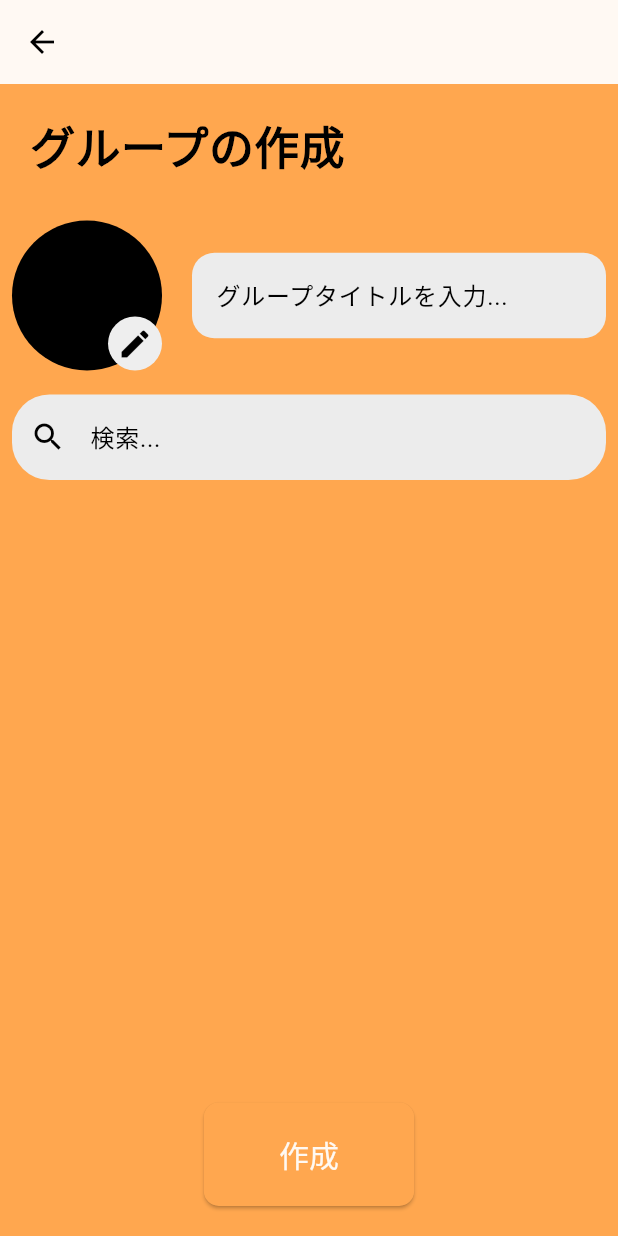
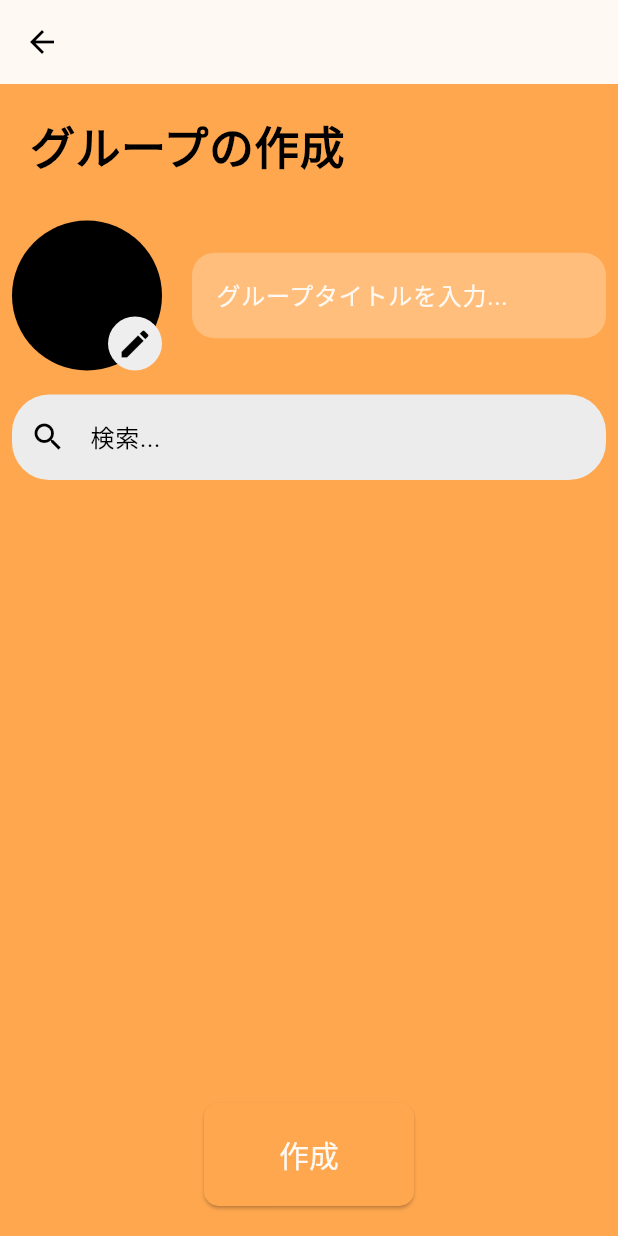
Before and after one commit to JOIMathProject/calendar_sharing, a Flutter app: the ContentsManage screen opened directly, after a tap on the "group add" icon, on a phone screen of 412 x 824 dp. Run offline on Flutter 3.47's test engine with Material 3 defaults, Android fonts, the phone set to English and light mode, and no system bars; our stand-ins replace badges, flutter_chat_types, flutter_chat_ui, font_awesome_flutter, google_sign_in, image_picker and 2 more; missing offline and left inert: extension_google_sign_in_as_googleapis_auth, googleapis, syncfusion_localizations; accounts and stored records are empty; network calls fail; Roboto replaces fonts that are missing (MPLUSRounded1c-Regular); key blocks and very long unbroken strings in the code were emptied for the run.

Commit message:
Bug fix + UI codes format

```diff
--- a/lib/screen/Content.dart
+++ b/lib/screen/Content.dart
@@ -284,10 +284,7 @@ class _HomeState extends State<Home> {
       appBar: AppBar(
         title: Text(widget.groupName!,
             style: TextStyle(fontFamily: 'MPLUSRounded1c-Medium')),
-        backgroundColor: GlobalColor.SubCol,
-        flexibleSpace: Container(
-          color: GlobalColor.SubCol,
-        ),
+        backgroundColor: GlobalColor.AppBarCol,
         actions: [
           badge.Badge(
             showBadge: _requests.isNotEmpty,
--- a/lib/screen/ContentsManage.dart
+++ b/lib/screen/ContentsManage.dart
@@ -70,12 +70,13 @@ class _ContentsManageState extends State<ContentsManage>
             padding: EdgeInsets.all(8.0),
             child: TextField(
               controller: _searchController,
+              style: TextStyle(color: GlobalColor.SubCol),
               decoration: InputDecoration(
                 contentPadding: EdgeInsets.symmetric(vertical: 12.0),
                 hintText: '検索',
                 hintStyle: TextStyle(color: GlobalColor.SubCol),
                 prefixIcon: Icon(Icons.search, size: 20.0),
-                fillColor: GlobalColor.MainCol,
+                fillColor: GlobalColor.searchBarCol,
                 filled: true,
                 border: OutlineInputBorder(
                   borderSide: BorderSide.none,
--- a/lib/screen/ContentsSetting.dart
+++ b/lib/screen/ContentsSetting.dart
@@ -217,7 +217,7 @@ class _ContentsSettingState extends State<ContentsSetting> {
     gnameController.text = _groupDetail.gname;
     return Scaffold(
       appBar: AppBar(
-        backgroundColor: GlobalColor.SubCol,
+        backgroundColor: GlobalColor.AppBarCol,
       ),
       body: Container(
         padding: EdgeInsets.all(20),
--- a/lib/screen/CreateUser.dart
+++ b/lib/screen/CreateUser.dart
@@ -102,7 +102,7 @@ class _CreateUserScreenState extends State<CreateUserScreen> {
         child: Scaffold(
           appBar: AppBar(
             automaticallyImplyLeading: !loading,
-            backgroundColor: GlobalColor.SubCol,
+            backgroundColor: GlobalColor.AppBarCol,
           ),
           body: loading
               ? LoadingScreen()
--- a/lib/screen/MyContent.dart
+++ b/lib/screen/MyContent.dart
@@ -150,10 +150,7 @@ class _MyContentState extends State<MyContent> {
     return Scaffold(
         appBar: AppBar(
           title: Text(widget.contentsName ?? ''),
-          backgroundColor: GlobalColor.SubCol,
-          flexibleSpace: Container(
-            color: GlobalColor.SubCol,
-          ),
+          backgroundColor: GlobalColor.AppBarCol,
           actions: <Widget>[
             IconButton(
               icon: Icon(Icons.settings),
--- a/lib/screen/MyContentSetting.dart
+++ b/lib/screen/MyContentSetting.dart
@@ -65,7 +65,7 @@ class _MyContentSettingState extends State<MyContentSetting> {
   Widget build(BuildContext context) {
     return Scaffold(
       appBar: AppBar(
-        backgroundColor: GlobalColor.SubCol,
+        backgroundColor: GlobalColor.AppBarCol,
       ),
       body: Container(
         padding: EdgeInsets.all(20),
--- a/lib/screen/ReceiveEventRequest.dart
+++ b/lib/screen/ReceiveEventRequest.dart
@@ -51,7 +51,7 @@ class _receivedEventRequest extends State<ReceiveEventrequest> {
     String? currentUserUid = Provider.of<UserData>(context, listen: false).uid;
     return Scaffold(
       appBar: AppBar(
-        backgroundColor: GlobalColor.SubCol,
+        backgroundColor: GlobalColor.AppBarCol,
         title: Text("イベントリクエスト"),
       ),
       body:
--- a/lib/screen/addEventToMyContents.dart
+++ b/lib/screen/addEventToMyContents.dart
@@ -382,7 +382,7 @@ class _AddEventToMyContentsState extends State<AddEventToMyContents> {
     return Scaffold(
         appBar: AppBar(
           title: Text('予定を追加'),
-          backgroundColor: GlobalColor.SubCol,
+          backgroundColor: GlobalColor.AppBarCol,
         ),
         body: ListView(
           padding: EdgeInsets.all(20.0),
--- a/lib/screen/addFriends.dart
+++ b/lib/screen/addFriends.dart
@@ -17,7 +17,7 @@ class _AddFriendState extends State<AddFriend> {
     UserData userData = Provider.of<UserData>(context);
     return Scaffold(
       appBar: AppBar(
-        backgroundColor: GlobalColor.SubCol,
+        backgroundColor: GlobalColor.AppBarCol,
       ),
       body: Center(
         child: Column(
--- a/lib/screen/createContents.dart
+++ b/lib/screen/createContents.dart
@@ -125,7 +125,7 @@ class _CreateContentsState extends State<CreateContents> {
 
     return Scaffold(
       appBar: AppBar(
-        backgroundColor: GlobalColor.SubCol,
+        backgroundColor: GlobalColor.AppBarCol,
       ),
       body: Column(
         crossAxisAlignment: CrossAxisAlignment.start,
@@ -178,12 +178,13 @@ class _CreateContentsState extends State<CreateContents> {
                     controller: _groupTitleController,
                     decoration: InputDecoration(
                       hintText: 'グループタイトルを入力...',
+                      hintStyle: TextStyle(color: GlobalColor.SubCol),
                       border: OutlineInputBorder(
                         borderRadius: BorderRadius.circular(15),
                         borderSide: BorderSide.none,
                       ),
                       filled: true,
-                      fillColor: GlobalColor.Unselected,
+                      fillColor: GlobalColor.searchBarCol,
                       suffixIcon: title.isNotEmpty
                           ? IconButton(
                         icon: Icon(Icons.clear),
--- a/lib/screen/createMyContent.dart
+++ b/lib/screen/createMyContent.dart
@@ -42,7 +42,7 @@ class _CreateMyContentsState extends State<CreateMyContents> {
   Widget build(BuildContext context) {
     return Scaffold(
       appBar: AppBar(
-        backgroundColor: GlobalColor.SubCol,
+        backgroundColor: GlobalColor.AppBarCol,
       ),
       body: Container(
         padding: EdgeInsets.all(20),
--- a/lib/screen/friendContentsSetting.dart
+++ b/lib/screen/friendContentsSetting.dart
@@ -101,7 +101,7 @@ class _friendContentsSettingState extends State<friendContentsSetting> {
   Widget build(BuildContext context) {
     return Scaffold(
       appBar: AppBar(
-        backgroundColor: GlobalColor.SubCol,
+        backgroundColor: GlobalColor.AppBarCol,
       ),
       body: Container(
         padding: EdgeInsets.all(20),
--- a/lib/screen/friendsScreen.dart
+++ b/lib/screen/friendsScreen.dart
@@ -401,11 +401,12 @@ class _FriendsScreenState extends State<FriendsScreen> {
           padding: const EdgeInsets.all(8.0),
           child: TextField(
             controller: _searchController,
+            style: TextStyle(color: GlobalColor.SubCol),
             decoration: InputDecoration(
               contentPadding: const EdgeInsets.symmetric(vertical: 12.0),
               hintText: '検索',
               hintStyle: TextStyle(color: GlobalColor.SubCol),
-              fillColor: GlobalColor.MainCol,
+              fillColor: GlobalColor.searchBarCol,
               prefixIcon: const Icon(Icons.search, size: 20.0),
               filled: true,
               border: OutlineInputBorder(
--- a/lib/screen/loadingScreen.dart
+++ b/lib/screen/loadingScreen.dart
@@ -18,8 +18,8 @@ class LoadingScreen extends StatelessWidget {
             end: Alignment.bottomCenter, // End at the bottom
             colors: [
               GlobalColor.backGroundCol, // Top color
-              GlobalColor.AppBarCol, // Middle color (Orange)
-              GlobalColor.AppBarCol, // Middle color (Orange)
+              GlobalColor.loadingCol, // Middle color (Orange)
+              GlobalColor.loadingCol, // Middle color (Orange)
               GlobalColor.backGroundCol, // Bottom color
             ],
             stops: [0.0, 0.3 , 0.7, 1.0], // Position of each color
--- a/lib/setting/color.dart
+++ b/lib/setting/color.dart
@@ -6,15 +6,18 @@ Color Calendar_grid_color = Color(0xFFD7D7D7);
 
 Color MainCol = Color(0xFFFDB164);
 Color MainColSub = Color(0xFFFFBC80);
+Color MainLightCol = Color(0xFFFDE0BA);
 Color SnackCol = Color(0xFFE8A041);
-Color ItemCol = Color(0xFFFFF6EC);
+Color ItemCol = Color(0xFFFFF7F2);
 Color SubCol = Color(0xFFFFF9F3);
 Color bottomBar = Color(0xFFBCBCBC);
 Color Unselected = Color(0xFFECECEC);
-Color AppBarCol = Color(0xFFFDE0BA);
+Color loadingCol = Color(0xFFFFD29D);
+Color AppBarCol = Color(0xFFFFF9F3);
 Color ChatCol = Color(0xFFFDD6AE);
 Color MyCalCol = Color(0xFFF57870);
 Color backGroundCol = Color(0xFFFFF9F3);
+Color searchBarCol = Color(0xFFFFBE7B);
 
 final appTheme = ThemeData(
   fontFamily: 'MPLUSRounded1c-Regular',
```
Also changed, not shown: lib/screen/SearchSchedule.dart (+3 -8 lines), lib/screen/friendProfile.dart (+4 -8 lines).
